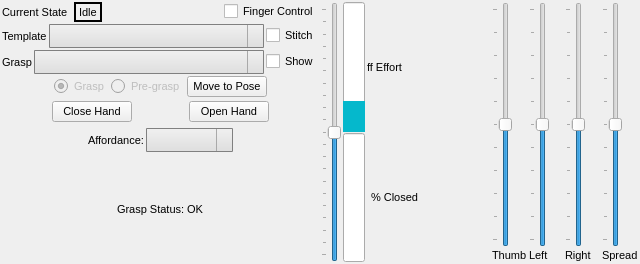
This is vigir_ocs_grasp_widget/src/graspWidget.ui in team-vigir/vigir_ocs_common as Qt 5 draws it before an edit. The edited form follows.
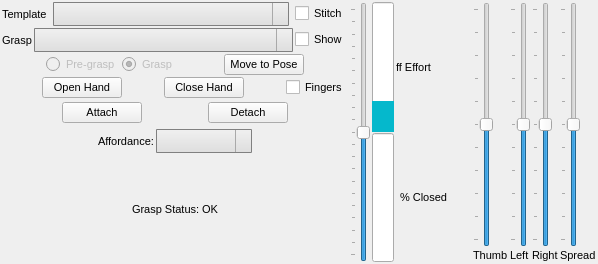
This is the edited form.

Commit message: Added buttons for attaching and detaching objects

Diff of the .ui file:
```diff
--- a/vigir_ocs_grasp_widget/src/graspWidget.ui
+++ b/vigir_ocs_grasp_widget/src/graspWidget.ui
@@ -6,7 +6,7 @@
    <rect>
     <x>0</x>
     <y>0</y>
-    <width>640</width>
+    <width>598</width>
     <height>264</height>
    </rect>
   </property>
@@ -72,56 +72,6 @@
         <item>
          <layout class="QHBoxLayout" name="horizontalLayout_2">
           <item>
-           <widget class="QLabel" name="label">
-            <property name="text">
-             <string>Current State</string>
-            </property>
-            <property name="textInteractionFlags">
-             <set>Qt::NoTextInteraction</set>
-            </property>
-           </widget>
-          </item>
-          <item>
-           <widget class="QLabel" name="currentStateLabel">
-            <property name="frameShape">
-             <enum>QFrame::WinPanel</enum>
-            </property>
-            <property name="text">
-             <string>Idle</string>
-            </property>
-            <property name="textInteractionFlags">
-             <set>Qt::NoTextInteraction</set>
-            </property>
-           </widget>
-          </item>
-          <item>
-           <spacer name="horizontalSpacer_5">
-            <property name="orientation">
-             <enum>Qt::Horizontal</enum>
-            </property>
-            <property name="sizeHint" stdset="0">
-             <size>
-              <width>40</width>
-              <height>20</height>
-             </size>
-            </property>
-           </spacer>
-          </item>
-          <item>
-           <widget class="QCheckBox" name="fingerBox">
-            <property name="text">
-             <string>Finger Control</string>
-            </property>
-           </widget>
-          </item>
-         </layout>
-        </item>
-        <item>
-         <layout class="QHBoxLayout" name="horizontalLayout_5">
-          <property name="spacing">
-           <number>2</number>
-          </property>
-          <item>
            <widget class="QLabel" name="label_2">
             <property name="text">
              <string>Template</string>
@@ -202,7 +152,7 @@
          </layout>
         </item>
         <item>
-         <layout class="QHBoxLayout" name="horizontalLayout_6">
+         <layout class="QHBoxLayout" name="horizontalLayout_5">
           <property name="spacing">
            <number>2</number>
           </property>
@@ -287,7 +237,7 @@
          </layout>
         </item>
         <item>
-         <layout class="QHBoxLayout" name="horizontalLayout_8">
+         <layout class="QHBoxLayout" name="horizontalLayout_6">
           <property name="spacing">
            <number>2</number>
           </property>
@@ -304,19 +254,6 @@
             </property>
            </spacer>
           </item>
-          <item>
-           <widget class="QRadioButton" name="show_grasp_radio">
-            <property name="enabled">
-             <bool>false</bool>
-            </property>
-            <property name="text">
-             <string>Grasp</string>
-            </property>
-            <property name="checked">
-             <bool>true</bool>
-            </property>
-           </widget>
-          </item>
           <item>
            <widget class="QRadioButton" name="show_pre_grasp_radio">
             <property name="enabled">
@@ -330,6 +267,32 @@
             </property>
            </widget>
           </item>
+          <item>
+           <widget class="QRadioButton" name="show_grasp_radio">
+            <property name="enabled">
+             <bool>false</bool>
+            </property>
+            <property name="text">
+             <string>Grasp</string>
+            </property>
+            <property name="checked">
+             <bool>true</bool>
+            </property>
+           </widget>
+          </item>
+          <item>
+           <spacer name="horizontalSpacer">
+            <property name="orientation">
+             <enum>Qt::Horizontal</enum>
+            </property>
+            <property name="sizeHint" stdset="0">
+             <size>
+              <width>40</width>
+              <height>20</height>
+             </size>
+            </property>
+           </spacer>
+          </item>
           <item>
            <widget class="QPushButton" name="moveToPoseButton">
             <property name="text">
@@ -353,14 +316,8 @@
          </layout>
         </item>
         <item>
-         <layout class="QHBoxLayout" name="horizontalLayout_7">
+         <layout class="QHBoxLayout" name="horizontalLayout_8">
           <property name="spacing">
-           <number>6</number>
-          </property>
-          <property name="topMargin">
-           <number>2</number>
-          </property>
-          <property name="bottomMargin">
            <number>2</number>
           </property>
           <item>
@@ -376,26 +333,6 @@
             </property>
            </spacer>
           </item>
-          <item>
-           <widget class="QPushButton" name="performButton">
-            <property name="text">
-             <string>Close Hand</string>
-            </property>
-           </widget>
-          </item>
-          <item>
-           <spacer name="horizontalSpacer_3">
-            <property name="orientation">
-             <enum>Qt::Horizontal</enum>
-            </property>
-            <property name="sizeHint" stdset="0">
-             <size>
-              <width>40</width>
-              <height>20</height>
-             </size>
-            </property>
-           </spacer>
-          </item>
           <item>
            <widget class="QPushButton" name="releaseButton">
             <property name="text">
@@ -403,6 +340,26 @@
             </property>
            </widget>
           </item>
+          <item>
+           <spacer name="horizontalSpacer_3">
+            <property name="orientation">
+             <enum>Qt::Horizontal</enum>
+            </property>
+            <property name="sizeHint" stdset="0">
+             <size>
+              <width>40</width>
+              <height>20</height>
+             </size>
+            </property>
+           </spacer>
+          </item>
+          <item>
+           <widget class="QPushButton" name="performButton">
+            <property name="text">
+             <string>Close Hand</string>
+            </property>
+           </widget>
+          </item>
           <item>
            <spacer name="horizontalSpacer_7">
             <property name="orientation">
@@ -410,6 +367,79 @@
             </property>
             <property name="sizeType">
              <enum>QSizePolicy::Expanding</enum>
+            </property>
+            <property name="sizeHint" stdset="0">
+             <size>
+              <width>40</width>
+              <height>20</height>
+             </size>
+            </property>
+           </spacer>
+          </item>
+          <item>
+           <widget class="QCheckBox" name="fingerBox">
+            <property name="text">
+             <string>Fingers</string>
+            </property>
+           </widget>
+          </item>
+         </layout>
+        </item>
+        <item>
+         <layout class="QHBoxLayout" name="horizontalLayout_7">
+          <property name="spacing">
+           <number>6</number>
+          </property>
+          <property name="topMargin">
+           <number>2</number>
+          </property>
+          <property name="bottomMargin">
+           <number>2</number>
+          </property>
+          <item>
+           <spacer name="horizontalSpacer_2">
+            <property name="orientation">
+             <enum>Qt::Horizontal</enum>
+            </property>
+            <property name="sizeHint" stdset="0">
+             <size>
+              <width>40</width>
+              <height>20</height>
+             </size>
+            </property>
+           </spacer>
+          </item>
+          <item>
+           <widget class="QPushButton" name="attachButton">
+            <property name="text">
+             <string>Attach</string>
+            </property>
+           </widget>
+          </item>
+          <item>
+           <spacer name="horizontalSpacer_4">
+            <property name="orientation">
+             <enum>Qt::Horizontal</enum>
+            </property>
+            <property name="sizeHint" stdset="0">
+             <size>
+              <width>40</width>
+              <height>20</height>
+             </size>
+            </property>
+           </spacer>
+          </item>
+          <item>
+           <widget class="QPushButton" name="detachButton">
+            <property name="text">
+             <string>Detach</string>
+            </property>
+           </widget>
+          </item>
+          <item>
+           <spacer name="horizontalSpacer_5">
+            <property name="orientation">
+             <enum>Qt::Horizontal</enum>
             </property>
             <property name="sizeHint" stdset="0">
              <size>
```
The commit also changes 3 other files.
